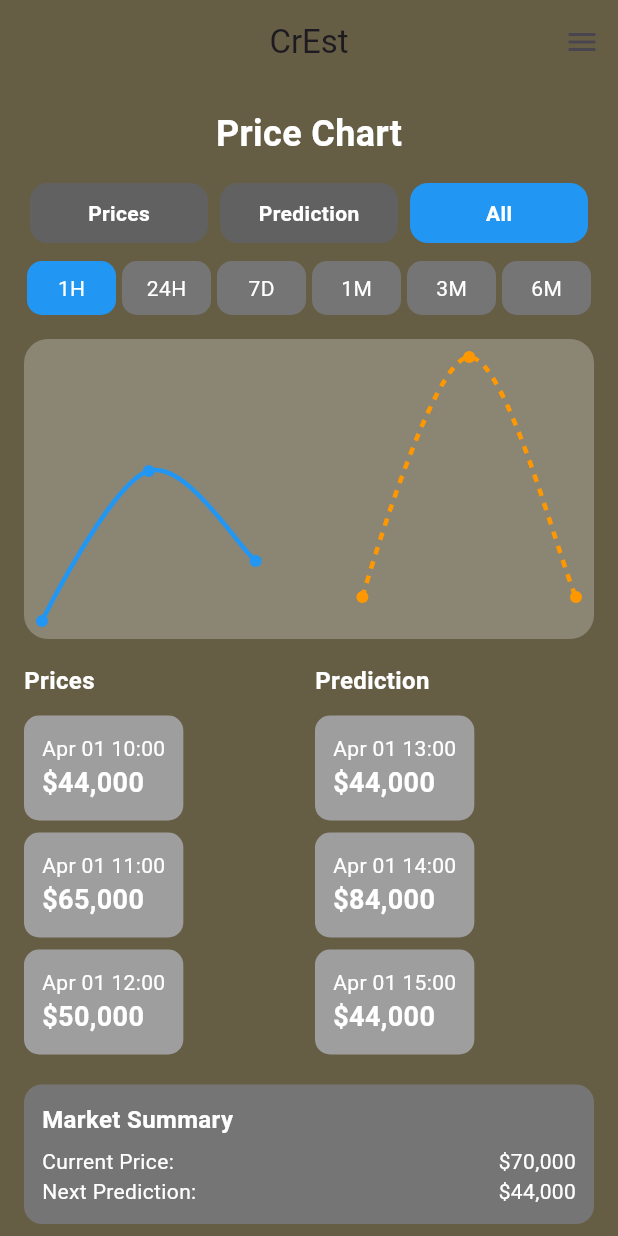
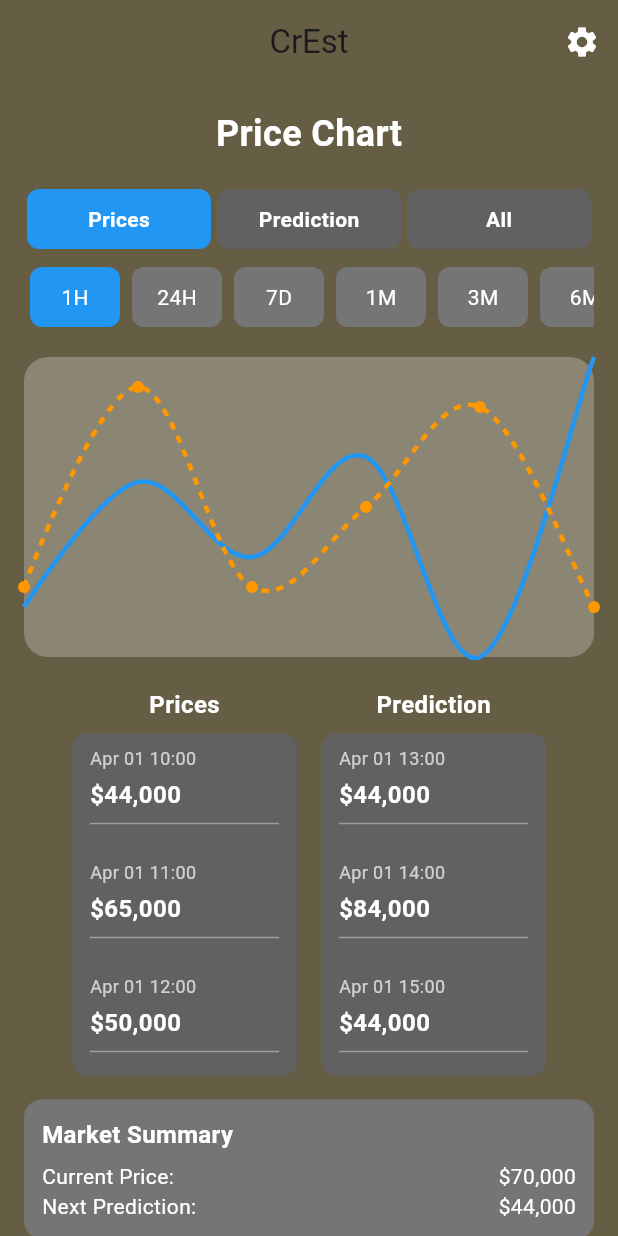
Before and after one commit to spartinos/price_chart_app, a Flutter app: the PriceChartScreen screen opened directly, on a phone screen of 412 x 824 dp. Run offline on Flutter 3.47's test engine with Material 3 defaults, Android fonts, the light colour scheme and no system bars; drawn by our look-alikes of fl_chart; our stand-ins replace hive, hive_flutter; accounts and stored records are empty.

Commit message:
Login,Signup,Pricechart,Settings

```diff
--- a/lib/main.dart
+++ b/lib/main.dart
@@ -1,5 +1,7 @@
 import 'package:flutter/material.dart';
 import 'package:hive_flutter/hive_flutter.dart';
+import 'package:price_chart_app/screens/price_chart_screen.dart';
+// ignore: unused_import
 import 'screens/login_screen.dart';
 
 void main() async {
@@ -21,7 +23,7 @@ class MyApp extends StatelessWidget {
         scaffoldBackgroundColor: const Color(0xFF756B49),
         useMaterial3: true,
       ),
-      home: const LoginScreen(),
+      home: PriceChartScreen(),
     );
   }
 }
--- a/lib/screens/price_chart_screen.dart
+++ b/lib/screens/price_chart_screen.dart
@@ -1,5 +1,6 @@
 import 'package:flutter/material.dart';
 import 'package:fl_chart/fl_chart.dart';
+import 'settings_screen.dart'; // Ensure this file exists in your screens folder
 
 class PriceChartScreen extends StatefulWidget {
   @override
@@ -7,27 +8,51 @@ class PriceChartScreen extends StatefulWidget {
 }
 
 class _PriceChartScreenState extends State<PriceChartScreen> {
-  String selectedTab = 'All';
+  String selectedTab = 'Prices';
   String selectedTime = '1H';
 
   final List<String> tabs = ['Prices', 'Prediction', 'All'];
   final List<String> timeOptions = ['1H', '24H', '7D', '1M', '3M', '6M'];
 
+  final List<Map<String, String>> priceData = [
+    {'time': 'Apr 01 10:00', 'price': '\$44,000'},
+    {'time': 'Apr 01 11:00', 'price': '\$65,000'},
+    {'time': 'Apr 01 12:00', 'price': '\$50,000'},
+  ];
+
+  final List<Map<String, String>> predictionData = [
+    {'time': 'Apr 01 13:00', 'price': '\$44,000'},
+    {'time': 'Apr 01 14:00', 'price': '\$84,000'},
+    {'time': 'Apr 01 15:00', 'price': '\$44,000'},
+  ];
+
   @override
   Widget build(BuildContext context) {
     return Scaffold(
-      backgroundColor: const Color(0xFF665D45), // Custom olive background
+      backgroundColor: const Color(0xFF665D45),
       appBar: AppBar(
         title: const Text('CrEst'),
         centerTitle: true,
         backgroundColor: Colors.transparent,
         elevation: 0,
-        actions: [IconButton(icon: const Icon(Icons.menu), onPressed: () {})],
+        automaticallyImplyLeading: false,
+        actions: [
+          IconButton(
+            icon: const Icon(Icons.settings, color: Colors.white),
+            onPressed: () {
+              Navigator.push(
+                context,
+                MaterialPageRoute(builder: (context) => const SettingsScreen()),
+              );
+            },
+          ),
+        ],
       ),
       body: Padding(
         padding: const EdgeInsets.all(16.0),
         child: Column(
           children: [
+            // Title
             const Text(
               'Price Chart',
               style: TextStyle(
@@ -36,22 +61,24 @@ class _PriceChartScreenState extends State<PriceChartScreen> {
                 color: Colors.white,
               ),
             ),
-            const SizedBox(height: 16),
+            const SizedBox(height: 20),
 
             // Tabs
-            Row(
-              mainAxisAlignment: MainAxisAlignment.spaceBetween,
+            SizedBox(
+              height: 40,
+              child: Row(
                 children: tabs.map((tab) {
                   final isSelected = selectedTab == tab;
                   return Expanded(
                     child: GestureDetector(
                       onTap: () => setState(() => selectedTab = tab),
                       child: Container(
-                      padding: const EdgeInsets.symmetric(vertical: 10),
-                      margin: const EdgeInsets.symmetric(horizontal: 4),
+                        margin: const EdgeInsets.symmetric(horizontal: 2),
                         decoration: BoxDecoration(
-                        color: isSelected ? Colors.blue : Colors.grey.shade700,
-                        borderRadius: BorderRadius.circular(12),
+                          color: isSelected
+                              ? Colors.blue
+                              : Colors.grey.shade700,
+                          borderRadius: BorderRadius.circular(8),
                         ),
                         alignment: Alignment.center,
                         child: Text(
@@ -66,23 +93,24 @@ class _PriceChartScreenState extends State<PriceChartScreen> {
                   );
                 }).toList(),
               ),
-
+            ),
             const SizedBox(height: 12),
 
-            // Time Options
-            Row(
-              mainAxisAlignment: MainAxisAlignment.spaceBetween,
+            // Time filters
+            SizedBox(
+              height: 40,
+              child: ListView(
+                scrollDirection: Axis.horizontal,
                 children: timeOptions.map((time) {
                   final isSelected = selectedTime == time;
-                return Expanded(
-                  child: GestureDetector(
+                  return GestureDetector(
                     onTap: () => setState(() => selectedTime = time),
                     child: Container(
-                      margin: const EdgeInsets.symmetric(horizontal: 2),
-                      padding: const EdgeInsets.symmetric(vertical: 8),
+                      width: 60,
+                      margin: const EdgeInsets.symmetric(horizontal: 4),
                       decoration: BoxDecoration(
                         color: isSelected ? Colors.blue : Colors.grey.shade600,
-                        borderRadius: BorderRadius.circular(10),
+                        borderRadius: BorderRadius.circular(8),
                       ),
                       alignment: Alignment.center,
                       child: Text(
@@ -90,17 +118,15 @@ class _PriceChartScreenState extends State<PriceChartScreen> {
                         style: const TextStyle(color: Colors.white),
                       ),
                     ),
-                  ),
                   );
                 }).toList(),
               ),
+            ),
+            const SizedBox(height: 20),
 
-            const SizedBox(height: 16),
-
-            // Chart (dummy data)
+            // Chart
             Container(
               height: 200,
-              padding: const EdgeInsets.all(12),
               decoration: BoxDecoration(
                 color: Colors.grey.shade300.withOpacity(0.3),
                 borderRadius: BorderRadius.circular(16),
@@ -109,13 +135,28 @@ class _PriceChartScreenState extends State<PriceChartScreen> {
                 LineChartData(
                   lineBarsData: [
                     LineChartBarData(
-                      spots: [FlSpot(1, 40), FlSpot(2, 65), FlSpot(3, 50)],
+                      spots: [
+                        FlSpot(0, 40),
+                        FlSpot(1, 65),
+                        FlSpot(2, 50),
+                        FlSpot(3, 70),
+                        FlSpot(4, 30),
+                        FlSpot(5, 90),
+                      ],
                       isCurved: true,
                       color: Colors.blue,
                       barWidth: 3,
+                      dotData: FlDotData(show: false),
                     ),
                     LineChartBarData(
-                      spots: [FlSpot(4, 44), FlSpot(5, 84), FlSpot(6, 44)],
+                      spots: [
+                        FlSpot(0, 44),
+                        FlSpot(1, 84),
+                        FlSpot(2, 44),
+                        FlSpot(3, 60),
+                        FlSpot(4, 80),
+                        FlSpot(5, 40),
+                      ],
                       isCurved: true,
                       color: Colors.orange,
                       barWidth: 3,
@@ -128,30 +169,17 @@ class _PriceChartScreenState extends State<PriceChartScreen> {
                 ),
               ),
             ),
+            const SizedBox(height: 20),
 
-            const SizedBox(height: 16),
-
-            // Prices and Predictions
+            // Data Tables
             Row(
+              mainAxisAlignment: MainAxisAlignment.center,
               children: [
-                Expanded(
-                  child: _buildPriceList("Prices", [
-                    {'time': 'Apr 01 10:00', 'price': '\$44,000'},
-                    {'time': 'Apr 01 11:00', 'price': '\$65,000'},
-                    {'time': 'Apr 01 12:00', 'price': '\$50,000'},
-                  ]),
-                ),
-                const SizedBox(width: 8),
-                Expanded(
-                  child: _buildPriceList("Prediction", [
-                    {'time': 'Apr 01 13:00', 'price': '\$44,000'},
-                    {'time': 'Apr 01 14:00', 'price': '\$84,000'},
-                    {'time': 'Apr 01 15:00', 'price': '\$44,000'},
-                  ]),
-                ),
+                _buildDataColumn("Prices", priceData),
+                const SizedBox(width: 16),
+                _buildDataColumn("Prediction", predictionData),
               ],
             ),
-
             const SizedBox(height: 16),
 
             // Market Summary
@@ -202,9 +230,10 @@ class _PriceChartScreenState extends State<PriceChartScreen> {
     );
   }
 
-  Widget _buildPriceList(String title, List<Map<String, String>> data) {
-    return Column(
-      crossAxisAlignment: CrossAxisAlignment.start,
+  Widget _buildDataColumn(String title, List<Map<String, String>> data) {
+    return SizedBox(
+      width: 150,
+      child: Column(
         children: [
           Text(
             title,
@@ -215,34 +244,44 @@ class _PriceChartScreenState extends State<PriceChartScreen> {
             ),
           ),
           const SizedBox(height: 8),
-        ...data.map(
-          (item) => Container(
-            margin: const EdgeInsets.symmetric(vertical: 4),
-            padding: const EdgeInsets.all(12),
+          Container(
             decoration: BoxDecoration(
-              color: Colors.grey.shade500,
+              color: Colors.grey.shade700,
               borderRadius: BorderRadius.circular(10),
             ),
+            child: Column(
+              children: data
+                  .map((item) => _buildTableRow(item['time']!, item['price']!))
+                  .toList(),
+            ),
+          ),
+        ],
+      ),
+    );
+  }
+
+  Widget _buildTableRow(String time, String price) {
+    return Padding(
+      padding: const EdgeInsets.symmetric(vertical: 8, horizontal: 12),
       child: Column(
         crossAxisAlignment: CrossAxisAlignment.start,
         children: [
           Text(
-                  item['time']!,
-                  style: const TextStyle(color: Colors.white),
+            time,
+            style: const TextStyle(color: Colors.white70, fontSize: 12),
           ),
+          const SizedBox(height: 4),
           Text(
-                  item['price']!,
+            price,
             style: const TextStyle(
-                    fontSize: 18,
+              color: Colors.white,
+              fontSize: 16,
               fontWeight: FontWeight.bold,
-                    color: Colors.white,
             ),
           ),
+          const Divider(color: Colors.grey, height: 16),
         ],
       ),
-          ),
-        ),
-      ],
     );
   }
 }
```
Also changed, not shown: lib/screens/settings_screen.dart (added, +185 -0 lines). Lines whose indentation alone changed are shown as unchanged.
